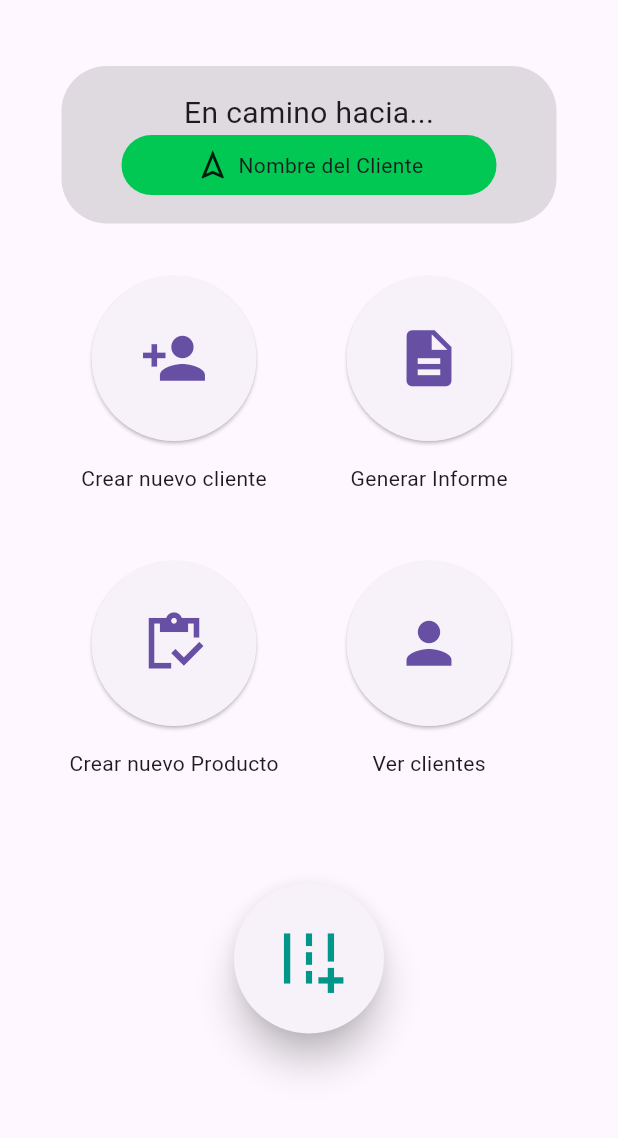
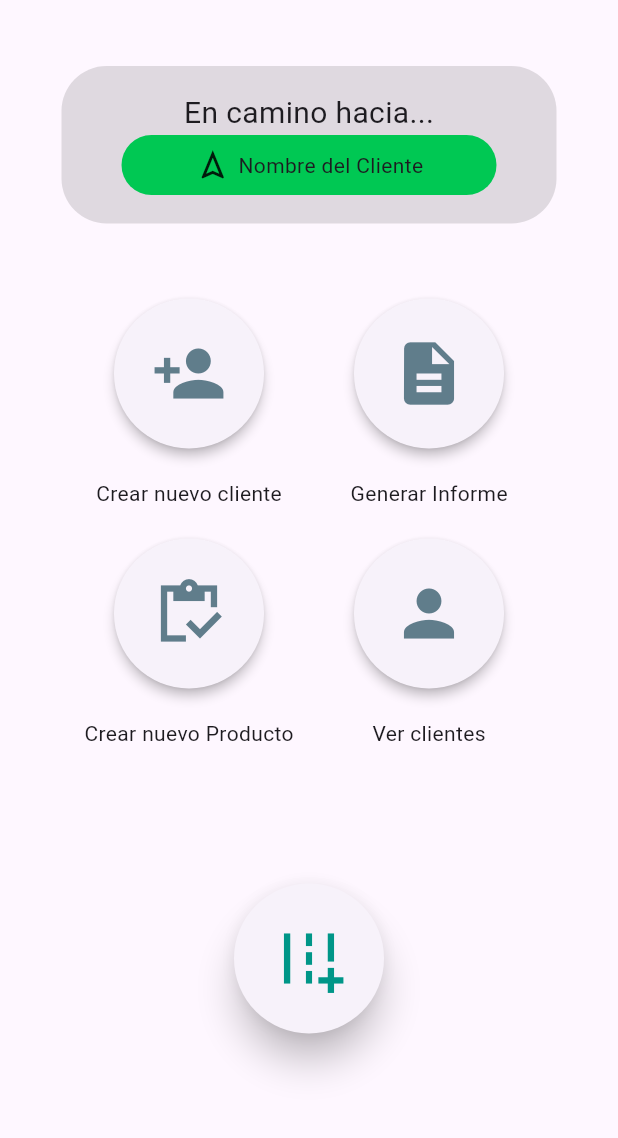
Before and after one commit to GeloAndres/The_Life_Water, a Flutter app: the screen it shows after launch, on a phone screen of 412 x 824 dp, the part 63-1201 px from its top. Run offline on Flutter 3.47's test engine with Material 3 defaults, Android fonts, the phone set to English and light mode, and no system bars; our stand-ins replace dio, go_router.

Commit message:
ir a las pantallas por funciones

```diff
--- a/frontend/the_life_water/lib/config/router/router.dart
+++ b/frontend/the_life_water/lib/config/router/router.dart
@@ -10,27 +10,27 @@ final GoRouter router = GoRouter(
             const AdminScreen(),
         routes: <RouteBase>[
           GoRoute(
-            path: 'create-new-client',
+            path: 'createnewclient',
             builder: (BuildContext context, GoRouterState state) =>
                 const CreateNewClientScreen(),
           ),
           GoRoute(
-            path: 'generation-info',
+            path: 'generationinfo',
             builder: (BuildContext context, GoRouterState state) =>
                 const GenerationInfoScreen(),
           ),
           GoRoute(
-            path: 'create-new-product',
+            path: 'createnewproduct',
             builder: (BuildContext context, GoRouterState state) =>
                 const CreateNewProductScreen(),
           ),
           GoRoute(
-            path: 'watch-client',
+            path: 'watchclient',
             builder: (BuildContext context, GoRouterState state) =>
                 const WatchClientScreen(),
           ),
           GoRoute(
-            path: 'add-new-buy',
+            path: 'addnewbuy',
             builder: (BuildContext context, GoRouterState state) =>
                 const AddNewBuyToClientScreen(),
           ),
--- a/frontend/the_life_water/lib/presentation/screen/admin_screen/admin_screen.dart
+++ b/frontend/the_life_water/lib/presentation/screen/admin_screen/admin_screen.dart
@@ -1,6 +1,5 @@
 import 'package:flutter/material.dart';
 import 'package:go_router/go_router.dart';
-import 'package:the_life_water/presentation/widget/admin_screen_widget/box_bottom.dart';
 
 class AdminScreen extends StatelessWidget {
   const AdminScreen({super.key});
@@ -105,9 +104,11 @@ class _StateConductor extends StatelessWidget {
 class _DistributionBottom extends StatelessWidget {
   @override
   Widget build(BuildContext context) {
-    return SizedBox(
-        width: 350,
+    return const SizedBox(
+        width: 360,
         height: 380,
+        child: Padding(
+          padding: EdgeInsets.symmetric(horizontal: 20, vertical: 30),
           child: Column(
             children: [
               Expanded(
@@ -116,11 +117,13 @@ class _DistributionBottom extends StatelessWidget {
                     _BottonPerosnalCustomBody(
                       iconData: Icons.person_add,
                       label: 'Crear nuevo cliente',
-                      voidCallback: () {}),
+                      ruta: '/createnewclient',
+                    ),
                     _BottonPerosnalCustomBody(
                       iconData: Icons.description,
                       label: 'Generar Informe',
-                      voidCallback: () {})
+                      ruta: '/generationinfo',
+                    )
                   ],
                 ),
               ),
@@ -130,15 +133,18 @@ class _DistributionBottom extends StatelessWidget {
                     _BottonPerosnalCustomBody(
                       iconData: Icons.inventory_sharp,
                       label: 'Crear nuevo Producto',
-                      voidCallback: () {}),
+                      ruta: '/createnewproduct',
+                    ),
                     _BottonPerosnalCustomBody(
                       iconData: Icons.person,
                       label: 'Ver clientes',
-                      voidCallback: () {})
+                      ruta: '/watchclient',
+                    )
                   ],
                 ),
               )
             ],
+          ),
         ));
   }
 }
@@ -148,7 +154,9 @@ class _BottomPlusClient extends StatelessWidget {
   @override
   Widget build(BuildContext context) {
     return ElevatedButton(
-      onPressed: () {},
+      onPressed: () {
+        context.go('/addnewbuy');
+      },
       style: ElevatedButton.styleFrom(
           iconColor: Colors.teal,
           elevation: 10,
@@ -165,19 +173,36 @@ class _BottomPlusClient extends StatelessWidget {
 class _BottonPerosnalCustomBody extends StatelessWidget {
   final IconData iconData;
   final String label;
-  final VoidCallback voidCallback;
+  final String ruta;
 
   const _BottonPerosnalCustomBody(
-      {required this.iconData,
-      required this.label,
-      required this.voidCallback});
+      {required this.iconData, required this.label, required this.ruta});
 
   @override
   Widget build(BuildContext context) {
-    return BoxBottom(
-      dataIcon: iconData,
-      label: label,
-      actionFuntion: voidCallback,
+    return Column(
+      children: [
+        Padding(
+          padding: const EdgeInsets.symmetric(horizontal: 30),
+          child: ElevatedButton(
+            onPressed: () {
+              context.go(ruta);
+            },
+            style: ElevatedButton.styleFrom(
+                iconColor: Colors.blueGrey,
+                elevation: 3,
+                minimumSize: const Size(100, 100)),
+            child: Icon(
+              iconData,
+              size: 50,
+            ),
+          ),
+        ),
+        const SizedBox(
+          height: 20,
+        ),
+        Text(label),
+      ],
     );
   }
 }
```
Lines whose indentation alone changed are shown as unchanged.
